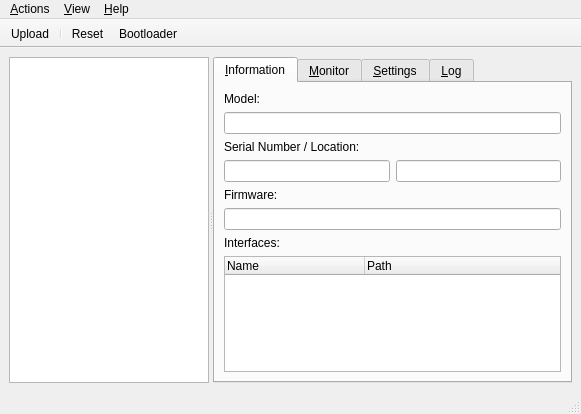
First picture: the form in tyqt/main_window.ui, repository Koromix/tytools, before the edit.
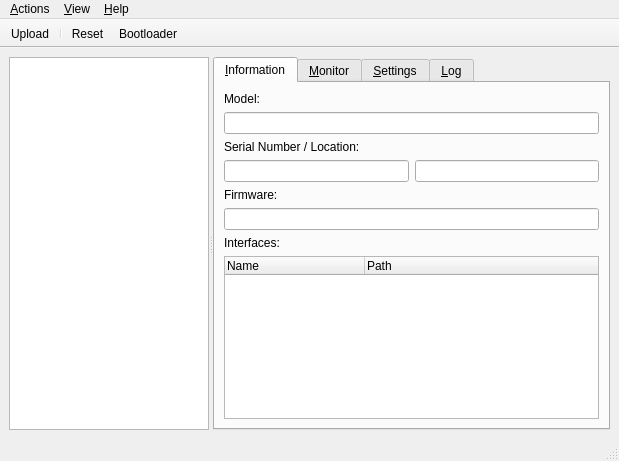
Second picture: the form after the edit. Icons and pictures are not drawn.

Commit message:
Increase default main window size
The main window is getting too small, especially with toolbar
labels.

Diff of the .ui file:
```diff
--- a/tyqt/main_window.ui
+++ b/tyqt/main_window.ui
@@ -6,8 +6,8 @@
    <rect>
     <x>0</x>
     <y>0</y>
-    <width>581</width>
-    <height>414</height>
+    <width>619</width>
+    <height>461</height>
    </rect>
   </property>
   <property name="windowTitle">
@@ -357,7 +357,7 @@
     <rect>
      <x>0</x>
      <y>0</y>
-     <width>581</width>
+     <width>619</width>
      <height>23</height>
     </rect>
    </property>
```
